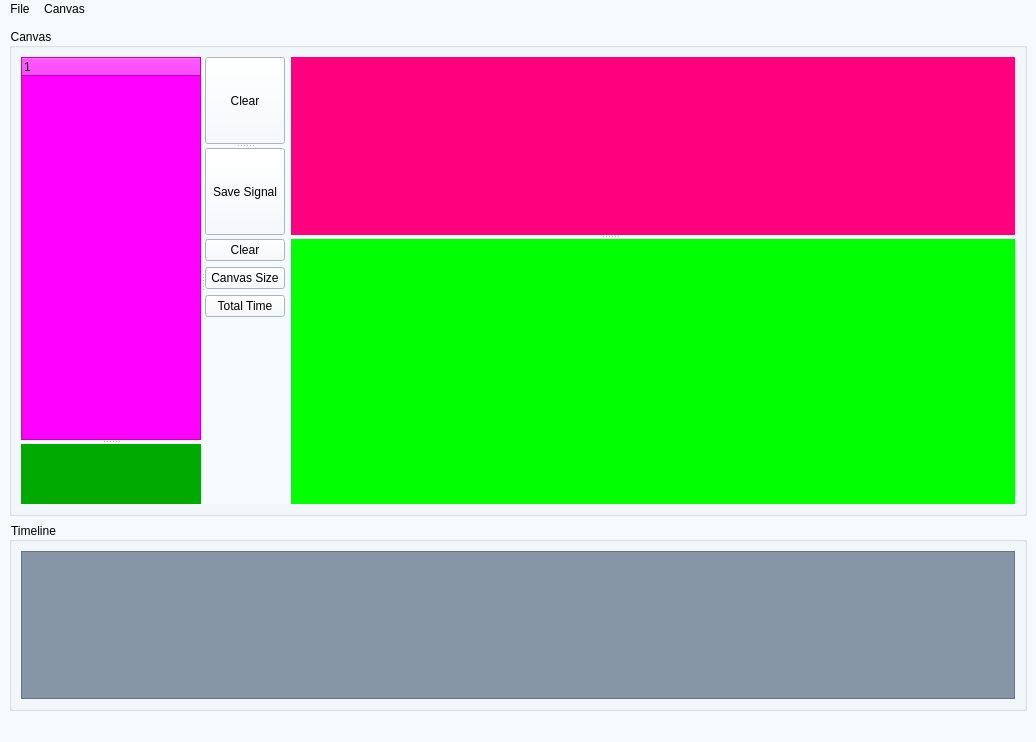
Before: the Qt Designer form main app/layout.ui in siyirenuoft/GUI_Workspace, drawn with Qt 5.
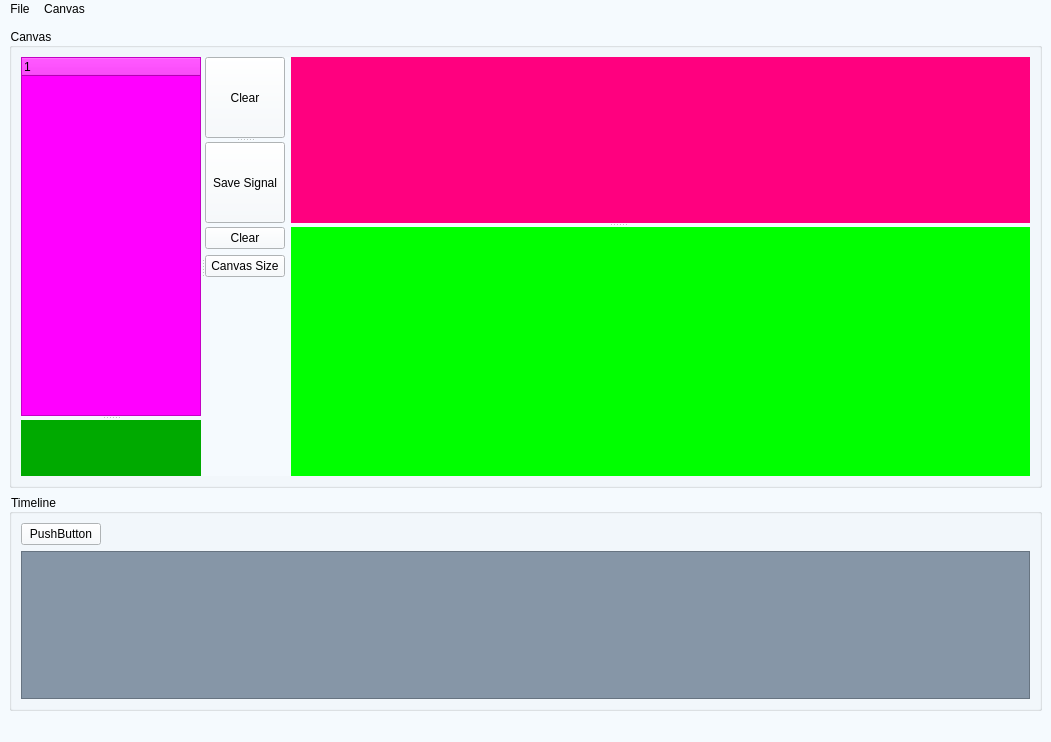
After: the same form once the commit is applied.

```diff
--- a/main app/layout.ui
+++ b/main app/layout.ui
@@ -6,7 +6,7 @@
    <rect>
     <x>0</x>
     <y>0</y>
-    <width>1036</width>
+    <width>1051</width>
     <height>742</height>
    </rect>
   </property>
@@ -17,7 +17,7 @@
    <string notr="true">background-color: rgb(245, 250, 254);</string>
   </property>
   <widget class="QWidget" name="centralwidget">
-   <layout class="QGridLayout" name="gridLayout_11">
+   <layout class="QGridLayout" name="gridLayout_12">
     <item row="0" column="0">
      <layout class="QGridLayout" name="gridLayout_10">
       <item row="0" column="0">
@@ -164,6 +164,13 @@
              <layout class="QGridLayout" name="gridLayout_8">
               <item row="0" column="0">
                <layout class="QGridLayout" name="gridLayout_7">
+                <item row="0" column="0">
+                 <widget class="QPushButton" name="pushButton_3">
+                  <property name="text">
+                   <string>Clear</string>
+                  </property>
+                 </widget>
+                </item>
                 <item row="1" column="0">
                  <widget class="QPushButton" name="pushButton_4">
                   <property name="text">
@@ -171,7 +178,7 @@
                   </property>
                  </widget>
                 </item>
-                <item row="4" column="0">
+                <item row="3" column="0">
                  <spacer name="verticalSpacer_7">
                   <property name="orientation">
                    <enum>Qt::Vertical</enum>
@@ -184,20 +191,6 @@
                   </property>
                  </spacer>
                 </item>
-                <item row="0" column="0">
-                 <widget class="QPushButton" name="pushButton_3">
-                  <property name="text">
-                   <string>Clear</string>
-                  </property>
-                 </widget>
-                </item>
-                <item row="2" column="0">
-                 <widget class="QPushButton" name="pushButton_5">
-                  <property name="text">
-                   <string>Total Time</string>
-                  </property>
-                 </widget>
-                </item>
                </layout>
               </item>
               <item row="0" column="1">
@@ -327,7 +320,7 @@
            <string>Timeline</string>
           </property>
           <layout class="QGridLayout" name="gridLayout_4">
-           <item row="0" column="0">
+           <item row="1" column="0">
             <layout class="QGridLayout" name="gridLayout_2">
              <item row="0" column="1">
               <spacer name="verticalSpacer_4">
@@ -368,7 +361,7 @@
                  <rect>
                   <x>0</x>
                   <y>0</y>
-                  <width>980</width>
+                  <width>995</width>
                   <height>146</height>
                  </rect>
                 </property>
@@ -377,6 +370,30 @@
              </item>
             </layout>
            </item>
+           <item row="0" column="0">
+            <layout class="QGridLayout" name="gridLayout_11">
+             <item row="0" column="0">
+              <widget class="QPushButton" name="pushButton_5">
+               <property name="text">
+                <string>PushButton</string>
+               </property>
+              </widget>
+             </item>
+             <item row="0" column="1">
+              <spacer name="horizontalSpacer_5">
+               <property name="orientation">
+                <enum>Qt::Horizontal</enum>
+               </property>
+               <property name="sizeHint" stdset="0">
+                <size>
+                 <width>98</width>
+                 <height>20</height>
+                </size>
+               </property>
+              </spacer>
+             </item>
+            </layout>
+           </item>
           </layout>
          </widget>
         </item>
@@ -391,7 +408,7 @@
     <rect>
      <x>0</x>
      <y>0</y>
-     <width>1036</width>
+     <width>1051</width>
      <height>22</height>
     </rect>
    </property>
```
